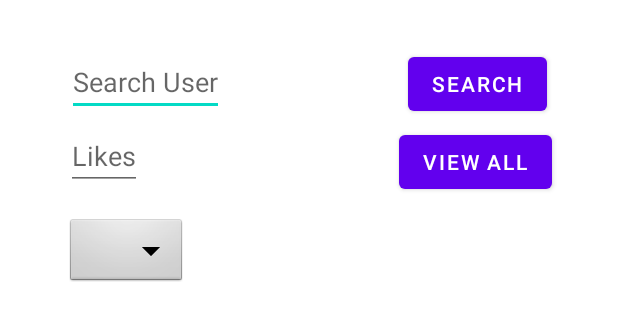
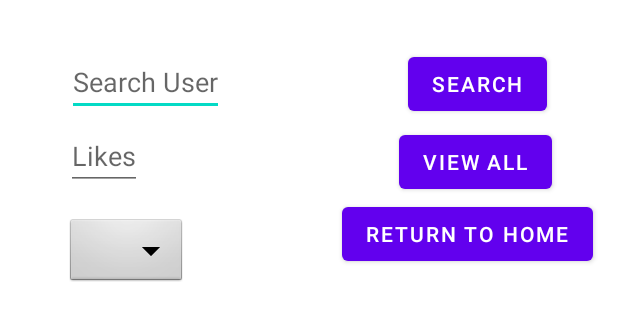
Before and after one commit to nmcmahan/CST438_Project3, an Android app: the layout activity_list_item.xml on its own in the app's theme, with its tools: preview values and no code run, on a phone screen of 412 x 824 dp. Shown: the top 321 px of the screen. Run offline under Robolectric (Android 15) with nearby library versions, the phone set to English and light mode, and no system bars.

Commit message:
Created a popup window
Popup window is currently incomplete.  Currently just displays post data, but no image.  Also unable to like.

```diff
--- a/frontend/app/src/main/AndroidManifest.xml
+++ b/frontend/app/src/main/AndroidManifest.xml
@@ -24,6 +24,8 @@
         <activity
             android:name=".HomeActivity"
             android:exported="true" />
+        <activity android:name=".Pop"
+            android:theme="@style/AppTheme.PopUpTheme"/>
         <activity
             android:name=".MainActivity"
             android:exported="true" >
--- a/frontend/app/src/main/java/info/steven/frontend/HomeActivity.java
+++ b/frontend/app/src/main/java/info/steven/frontend/HomeActivity.java
@@ -55,6 +55,10 @@ public class HomeActivity extends AppCompatActivity {
         //takes to the list/search posts page
         viewPostsButton.setOnClickListener(view -> {
             Intent intent = new Intent(HomeActivity.this, ListItemActivity.class);
+            int current_id = getIntent().getIntExtra("CURRENT_ID", 1);
+            String currentuser = getIntent().getStringExtra("CURRENT_USER");
+            intent.putExtra("CURRENT_ID", current_id);
+            intent.putExtra("CURRENT_USER", currentuser);
             startActivity(intent);
         });
 
--- a/frontend/app/src/main/res/layout/activity_list_item.xml
+++ b/frontend/app/src/main/res/layout/activity_list_item.xml
@@ -28,7 +28,7 @@
         android:hint="Likes"
         android:inputType="number"
         app:layout_constraintStart_toStartOf="parent"
-        app:layout_constraintTop_toBottomOf="@+id/search_user"/>
+        app:layout_constraintTop_toBottomOf="@+id/search_user" />
 
     <Spinner
         android:id="@+id/search_category"
@@ -62,6 +62,18 @@
         app:layout_constraintEnd_toEndOf="parent"
         app:layout_constraintTop_toBottomOf="@+id/paramater_search_Button" />
 
+    <Button
+        android:id="@+id/return_Button"
+        android:layout_width="wrap_content"
+        android:layout_height="wrap_content"
+        android:layout_marginStart="227dp"
+        android:layout_marginTop="132dp"
+        android:layout_marginEnd="16dp"
+        android:text="Return to Home"
+        app:layout_constraintEnd_toEndOf="parent"
+        app:layout_constraintStart_toStartOf="parent"
+        app:layout_constraintTop_toTopOf="parent" />
+
     <androidx.core.widget.NestedScrollView
         android:id="@+id/nestedScrollView"
         android:layout_width="0dp"
--- /dev/null
+++ b/frontend/app/src/main/res/values/styles.xml
@@ -0,0 +1,12 @@
+<?xml version="1.0" encoding="utf-8"?>
+<resources>
+    <style name="AppTheme" parent="Theme.AppCompat.Light.DarkActionBar">
+
+    </style>
+
+    <style name="AppTheme.PopUpTheme" >
+        <item name="android:windowIsTranslucent">true</item>
+        <item name="android:windowCloseOnTouchOutside">true</item>
+    </style>
+
+</resources>
```
Also changed, not shown: frontend/app/src/main/java/info/steven/frontend/ListItemActivity.java (+53 -2 lines), frontend/app/src/main/java/info/steven/frontend/Pop.java (added, +34 -0 lines), frontend/app/src/main/res/layout/popwindow.xml (added, +66 -0 lines).
